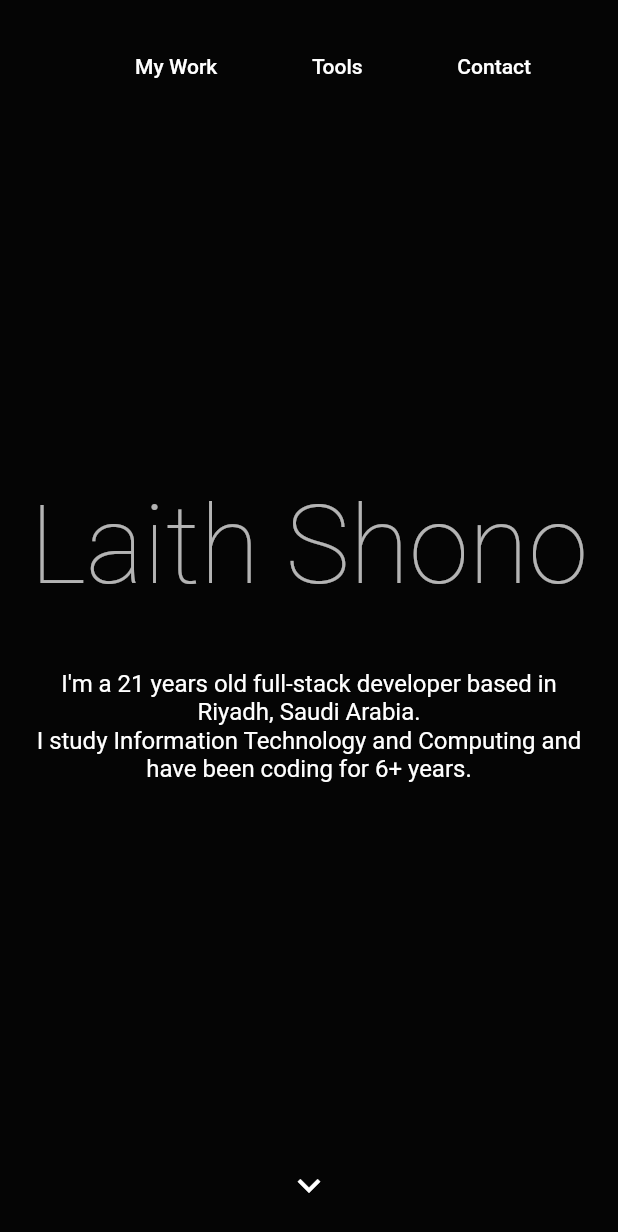
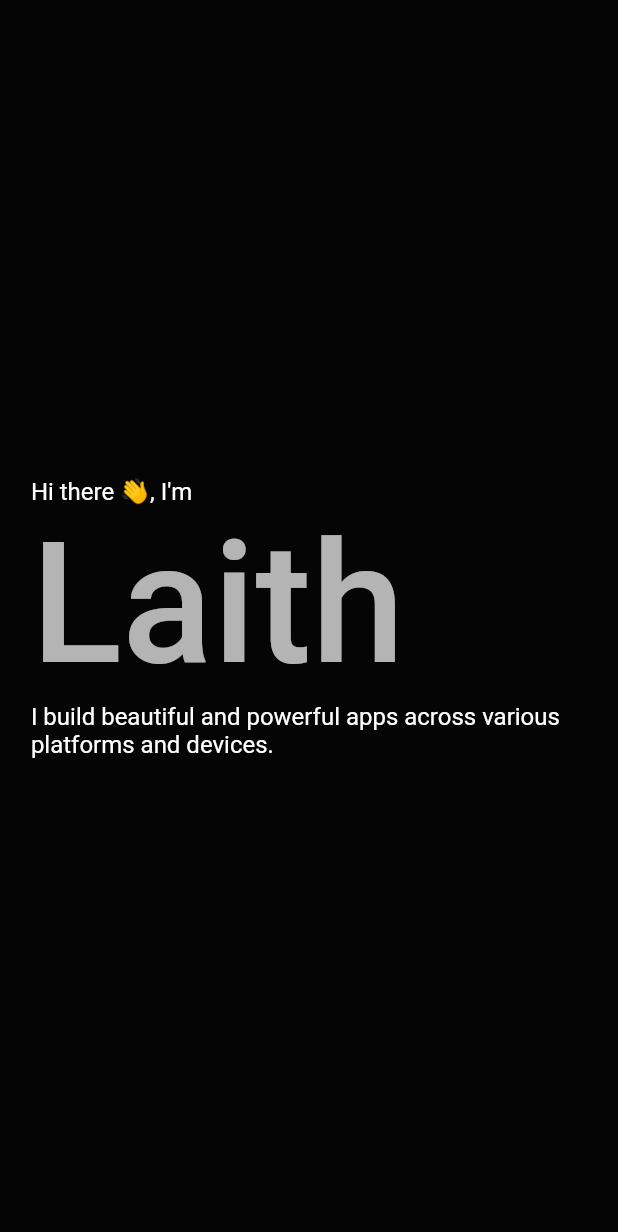
Before and after one commit to ElforL/ElforL.github.io, a Flutter app: the About widget shown alone on an empty page, opened directly, on a phone screen of 412 x 824 dp. Shown: the top 1232 px of the screen. Run offline on Flutter 3.47's test engine with Material 2 defaults, Android fonts, the phone set to English and light mode, and no system bars; our stand-ins replace flutter_icons.

Commit message:
🖌 Changed `About` design

```diff
--- a/lib/screens/HomePages/About.dart
+++ b/lib/screens/HomePages/About.dart
@@ -1,20 +1,7 @@
 import 'package:flutter/material.dart';
 
 class About extends StatelessWidget {
-  About({Key key, this.projectsPress, this.toolsPress, this.contactPress}) : super(key: key);
-
-  final Function projectsPress;
-  final Function toolsPress;
-  final Function contactPress;
-
-  static const double topBarSpace = 20;
-
-  _getage() {
-    var birthdate = DateTime(2000, 5, 12);
-    var today = DateTime.now();
-    var isBefore = today.isBefore(DateTime(today.year, birthdate.month, birthdate.day));
-    return today.year - birthdate.year - (isBefore ? 1 : 0);
-  }
+  About({Key key}) : super(key: key);
 
   Widget _buildTopButton(Text text, {Function onPressed}) {
     return TextButton(
@@ -27,89 +14,52 @@ class About extends StatelessWidget {
     );
   }
 
+  _textWidth(double screenWidth) {
+    var out = screenWidth;
+    if (screenWidth > 850) {
+      out *= 0.25;
+    } else if (screenWidth > 600) {
+      out *= 0.15;
+    } else {
+      out *= 0.05;
+    }
+    return out;
+  }
+
   @override
   Widget build(BuildContext context) {
+    var height = MediaQuery.of(context).size.height;
+    var width = MediaQuery.of(context).size.width;
     return Container(
-      height: MediaQuery.of(context).size.height,
-      width: MediaQuery.of(context).size.width,
-      child: Column(
-        children: [
-          Align(
-            alignment: Alignment.centerRight,
-            child: FittedBox(
-              fit: BoxFit.fitWidth,
-              child: Padding(
-                padding: EdgeInsets.symmetric(vertical: 20, horizontal: 30),
-                child: Row(
-                  mainAxisAlignment: MainAxisAlignment.end,
-                  children: [
-                    Padding(
-                      padding: const EdgeInsets.symmetric(horizontal: topBarSpace),
-                      child: _buildTopButton(
-                        Text('My Work'),
-                        onPressed: () => projectsPress(Duration(milliseconds: 200)),
-                      ),
-                    ),
-                    Padding(
-                      padding: const EdgeInsets.symmetric(horizontal: topBarSpace),
-                      child: _buildTopButton(
-                        Text('Tools'),
-                        onPressed: () => toolsPress(Duration(milliseconds: 200)),
-                      ),
-                    ),
-                    Padding(
-                      padding: const EdgeInsets.symmetric(horizontal: topBarSpace),
-                      child: _buildTopButton(
-                        Text('Contact'),
-                        onPressed: () => contactPress(Duration(milliseconds: 200)),
-                      ),
-                    ),
-                  ],
+      height: height,
+      width: width,
+      // padding: EdgeInsets.symmetric(horizontal: 300),
+      child: Align(
+        alignment: Alignment.centerLeft,
+        child: Container(
+          margin: EdgeInsets.symmetric(horizontal: _textWidth(width)),
+          constraints: BoxConstraints(maxWidth: 450),
+          child: Column(
+            mainAxisAlignment: MainAxisAlignment.center,
+            crossAxisAlignment: CrossAxisAlignment.start,
+            children: [
+              Text(
+                "Hi there 👋, I'm",
+                style: Theme.of(context).textTheme.subtitle1,
+              ),
+              FittedBox(
+                child: Text(
+                  'Laith',
+                  style: Theme.of(context).textTheme.headline1.copyWith(fontWeight: FontWeight.w500),
                 ),
               ),
-            ),
+              Text(
+                "I build beautiful and powerful apps across various platforms and devices.",
+                style: Theme.of(context).textTheme.subtitle1,
+              ),
+            ],
           ),
-          Expanded(
-            child: Column(
-              mainAxisAlignment: MainAxisAlignment.center,
-              children: [
-                Padding(
-                  padding: const EdgeInsets.all(20),
-                  child: Container(
-                    child: FittedBox(
-                      fit: BoxFit.fitWidth,
-                      child: Text(
-                        'Laith Shono',
-                        style: Theme.of(context).textTheme.headline1,
-                      ),
-                    ),
-                  ),
-                ),
-                Container(
-                  constraints: BoxConstraints(maxWidth: 700),
-                  padding: EdgeInsets.all(20),
-                  child: Text(
-                    "I'm a ${_getage()} years old full-stack developer based in Riyadh, Saudi Arabia.\n" +
-                        'I study Information Technology and Computing and have been coding for 6+ years.',
-                    textAlign: TextAlign.center,
-                    style: Theme.of(context).textTheme.subtitle1,
-                  ),
-                ),
-              ],
-            ),
-          ),
-          Padding(
-            padding: const EdgeInsets.all(10),
-            child: IconButton(
-              iconSize: 30,
-              splashRadius: 20,
-              onPressed: () => projectsPress(Duration(milliseconds: 500)),
-              icon: Icon(
-                Icons.keyboard_arrow_down,
-              ),
-            ),
-          ),
-        ],
+        ),
       ),
     );
   }
```
